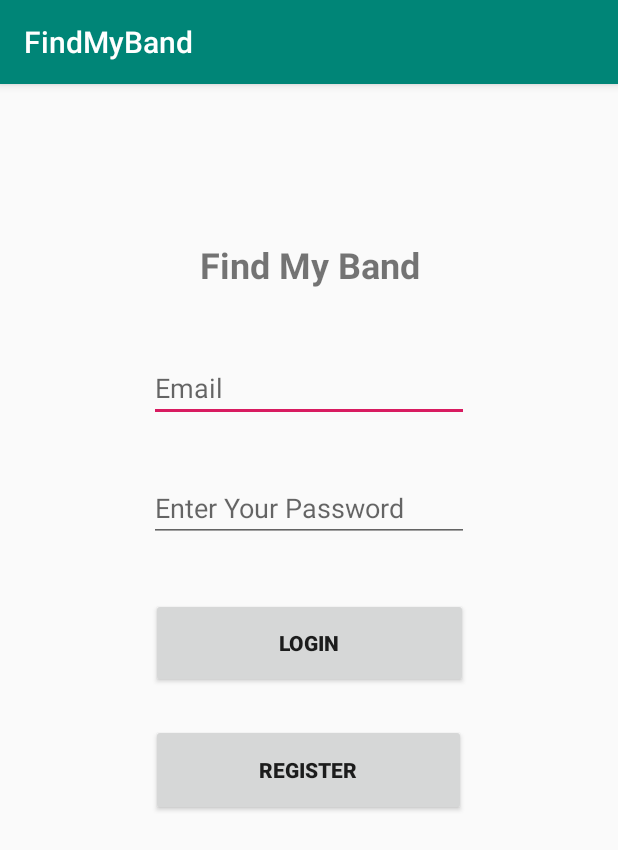
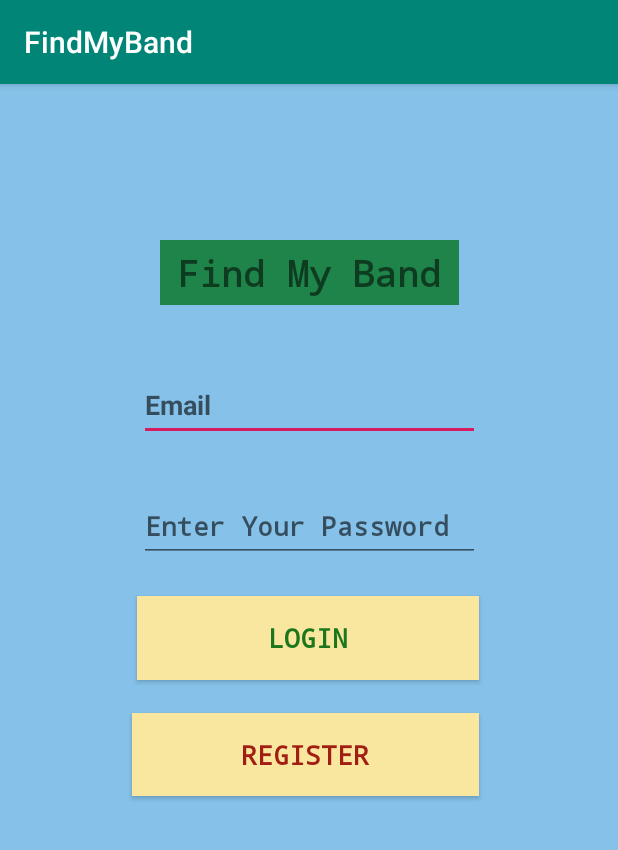
Before and after one commit to Oliverac28/FindMyBand, an Android app: the screen it shows after launch (MainActivity), on a phone screen of 412 x 824 dp. Shown: the top 850 px of the screen. Run offline under Robolectric (Android 15) with nearby library versions, the phone set to English and light mode, and no system bars; our stand-ins replace Firebase (no records; nobody signed in at launch, a user with empty details on screens opened directly).

Commit message:
changes color and some code

```diff
--- a/app/src/main/java/com/example/findmyband/account.java
+++ b/app/src/main/java/com/example/findmyband/account.java
@@ -59,7 +59,7 @@ public class account extends AppCompatActivity implements /*AdapterView.OnItemSe
     private Button mLogout;
 
     //saving user profile
-    private CircleImageView setupImage;
+    /////////////////////////////private CircleImageView setupImage;
     private Uri mainImageURI = null;
 
     private String user_id;
@@ -104,7 +104,7 @@ public class account extends AppCompatActivity implements /*AdapterView.OnItemSe
             storageReference = FirebaseStorage.getInstance().getReference();
 
 
-            setupImage = findViewById(R.id.setup_image);
+           /////////////////////////////////// setupImage = findViewById(R.id.setup_image);
 
             mLocation = findViewById(R.id.location);
             mPrimaryInstrument = findViewById(R.id.primary_instrument);
@@ -227,7 +227,7 @@ public class account extends AppCompatActivity implements /*AdapterView.OnItemSe
                 }
 
             });
-
+/*
             setupImage.setOnClickListener(new View.OnClickListener() {
                 @Override
                 public void onClick(View v) {
@@ -253,7 +253,7 @@ public class account extends AppCompatActivity implements /*AdapterView.OnItemSe
 
                 }
 
-            });
+            });*/
         }
         //
 
@@ -360,7 +360,7 @@ public class account extends AppCompatActivity implements /*AdapterView.OnItemSe
             if (resultCode == RESULT_OK) {
 
                 mainImageURI = result.getUri();
-                setupImage.setImageURI(mainImageURI);
+             ////////////////////   setupImage.setImageURI(mainImageURI);
 
                 isChanged = true;
 
@@ -374,6 +374,7 @@ public class account extends AppCompatActivity implements /*AdapterView.OnItemSe
     }
     //
     /*
+
     //Methods for spinners
     public void onItemSelected(AdapterView<?> parent, View view,
                                int pos, long id) {
--- a/app/src/main/java/com/example/findmyband/chat.java
+++ b/app/src/main/java/com/example/findmyband/chat.java
@@ -21,7 +21,7 @@ public class chat extends AppCompatActivity {
 
         Slidr.attach(this);
 
-        listView = findViewById(R.id.friends);
+        listView = findViewById(R.id.display_messages);
         ArrayAdapter<String> adapter = new ArrayAdapter<String>(this, android.R.layout.simple_list_item_1, dummy_messages);
         listView.setAdapter(adapter);
     }
--- a/app/src/main/java/com/example/findmyband/message.java
+++ b/app/src/main/java/com/example/findmyband/message.java
@@ -35,7 +35,7 @@ public class message extends AppCompatActivity implements NavigationView.OnNavig
             ArrayAdapter<String> adapter = new ArrayAdapter<String>(this, android.R.layout.simple_list_item_1, dummy_users);
             listView.setAdapter(adapter);
 
-            //listView.setOnItemClickListener(openChat);
+            listView.setOnItemClickListener(openChat);
         }
 
         {
@@ -56,13 +56,13 @@ public class message extends AppCompatActivity implements NavigationView.OnNavig
             navigationView.setCheckedItem(R.id.nav_message);
         }
     }
-/*
+
     private AdapterView.OnItemClickListener openChat = new AdapterView.OnItemClickListener() {
         public void onItemClick(AdapterView parent, View v, int position, long id) {
             Intent intent_chat = new Intent(getApplicationContext(), chat.class);
             startActivity(intent_chat);
         }
-    };*/
+    };
 
     //navigation method
     @Override
--- a/app/src/main/java/com/example/findmyband/search.java
+++ b/app/src/main/java/com/example/findmyband/search.java
@@ -32,7 +32,7 @@ public class search extends AppCompatActivity implements NavigationView.OnNaviga
         setContentView(R.layout.activity_search);
 
         {
-            listView = findViewById(R.id.friends);
+            listView = findViewById(R.id.search_results);
             ArrayAdapter<String> adapter = new ArrayAdapter<String>(this, android.R.layout.simple_list_item_1, dummy_users);
             listView.setAdapter(adapter);
         }
--- a/app/src/main/res/layout/activity_main.xml
+++ b/app/src/main/res/layout/activity_main.xml
@@ -4,17 +4,22 @@
     xmlns:tools="http://schemas.android.com/tools"
     android:layout_width="match_parent"
     android:layout_height="match_parent"
+    android:background="#85C1E9"
     tools:context=".MainActivity">
+
 
     <TextView
         android:id="@+id/textView"
-        android:layout_width="212dp"
-        android:layout_height="31dp"
+        android:layout_width="199dp"
+        android:layout_height="43dp"
         android:layout_marginTop="104dp"
+        android:background="#1E8449"
+        android:gravity="center"
         android:text="Find My Band"
         android:textAlignment="center"
         android:textSize="24sp"
         android:textStyle="bold"
+        android:typeface="monospace"
         app:layout_constraintHorizontal_bias="0.502"
         app:layout_constraintLeft_toLeftOf="parent"
         app:layout_constraintRight_toRightOf="parent"
@@ -22,11 +27,12 @@
 
     <EditText
         android:id="@+id/emailText"
-        android:layout_width="wrap_content"
-        android:layout_height="wrap_content"
+        android:layout_width="227dp"
+        android:layout_height="47dp"
         android:ems="10"
         android:hint="Email"
         android:inputType="textPersonName"
+        android:textStyle="bold"
         app:layout_constraintBottom_toBottomOf="parent"
         app:layout_constraintEnd_toEndOf="parent"
         app:layout_constraintStart_toStartOf="parent"
@@ -35,39 +41,56 @@
 
     <Button
         android:id="@+id/loginBtn"
-        android:layout_width="211dp"
-        android:layout_height="60dp"
+        android:layout_width="228dp"
+        android:layout_height="56dp"
+        android:background="#F9E79F"
+        android:padding="15dp"
         android:text="Login"
+        android:textColor="#1C771C"
+        android:textSize="18sp"
         android:textStyle="bold"
+        android:typeface="monospace"
         app:layout_constraintBottom_toBottomOf="parent"
         app:layout_constraintEnd_toEndOf="parent"
+        app:layout_constraintHorizontal_bias="0.497"
         app:layout_constraintStart_toStartOf="parent"
         app:layout_constraintTop_toBottomOf="@+id/passwordText"
-        app:layout_constraintVertical_bias="0.093" />
+        app:layout_constraintVertical_bias="0.058" />
 
     <EditText
         android:id="@+id/passwordText"
-        android:layout_width="wrap_content"
-        android:layout_height="wrap_content"
+        android:layout_width="227dp"
+        android:layout_height="48dp"
         android:layout_marginTop="80dp"
+        android:defaultFocusHighlightEnabled="true"
         android:ems="10"
+        android:focusable="true"
         android:hint="Enter Your Password"
         android:inputType="textPassword"
+        android:textColorHighlight="#BE972B"
+        android:textStyle="bold"
+        android:typeface="monospace"
         app:layout_constraintEnd_toEndOf="parent"
         app:layout_constraintStart_toStartOf="parent"
         app:layout_constraintTop_toTopOf="@+id/emailText" />
 
     <Button
         android:id="@+id/registerBtn"
-        android:layout_width="210dp"
-        android:layout_height="61dp"
+        android:layout_width="231dp"
+        android:layout_height="55dp"
+        android:background="#F9E79F"
+        android:padding="15dp"
         android:text="Register"
+        android:textColor="#A21D12"
+        android:textSize="18sp"
         android:textStyle="bold"
+        android:typeface="monospace"
+
         app:layout_constraintBottom_toBottomOf="parent"
         app:layout_constraintEnd_toEndOf="parent"
-        app:layout_constraintHorizontal_bias="0.497"
+        app:layout_constraintHorizontal_bias="0.488"
         app:layout_constraintStart_toStartOf="parent"
         app:layout_constraintTop_toBottomOf="@+id/loginBtn"
-        app:layout_constraintVertical_bias="0.079" />
+        app:layout_constraintVertical_bias="0.07" />
 
 </androidx.constraintlayout.widget.ConstraintLayout>
--- a/app/src/main/res/layout/activity_registration.xml
+++ b/app/src/main/res/layout/activity_registration.xml
@@ -4,6 +4,7 @@
     xmlns:tools="http://schemas.android.com/tools"
     android:layout_width="match_parent"
     android:layout_height="match_parent"
+    android:background="#EC7063"
     tools:context=".registration">
 
     <EditText
@@ -17,6 +18,7 @@
         android:ems="10"
         android:hint="Email"
         android:inputType="textPersonName"
+        android:typeface="serif"
         app:layout_constraintBottom_toBottomOf="parent"
         app:layout_constraintEnd_toEndOf="parent"
         app:layout_constraintStart_toStartOf="parent"
@@ -33,6 +35,7 @@
         android:layout_marginBottom="8dp"
         android:text="@string/register"
         android:textStyle="bold"
+        android:typeface="monospace"
         app:layout_constraintBottom_toBottomOf="parent"
         app:layout_constraintEnd_toEndOf="parent"
         app:layout_constraintHorizontal_bias="0.502"
@@ -47,6 +50,7 @@
         android:ems="10"
         android:hint="@string/password"
         android:inputType="textPassword"
+        android:typeface="serif"
         app:layout_constraintBottom_toBottomOf="parent"
         app:layout_constraintEnd_toEndOf="parent"
         app:layout_constraintStart_toStartOf="parent"
@@ -61,6 +65,7 @@
         android:ems="10"
         android:hint="@string/confirm_password"
         android:inputType="textPassword"
+        android:typeface="serif"
         app:layout_constraintBottom_toBottomOf="parent"
         app:layout_constraintEnd_toEndOf="parent"
         app:layout_constraintHorizontal_bias="0.417"
@@ -79,6 +84,7 @@
         android:hint="Back To Login"
         android:text="Back To Login"
         android:textStyle="bold"
+        android:typeface="monospace"
         app:layout_constraintBottom_toBottomOf="parent"
         app:layout_constraintEnd_toEndOf="parent"
         app:layout_constraintHorizontal_bias="0.497"
```
